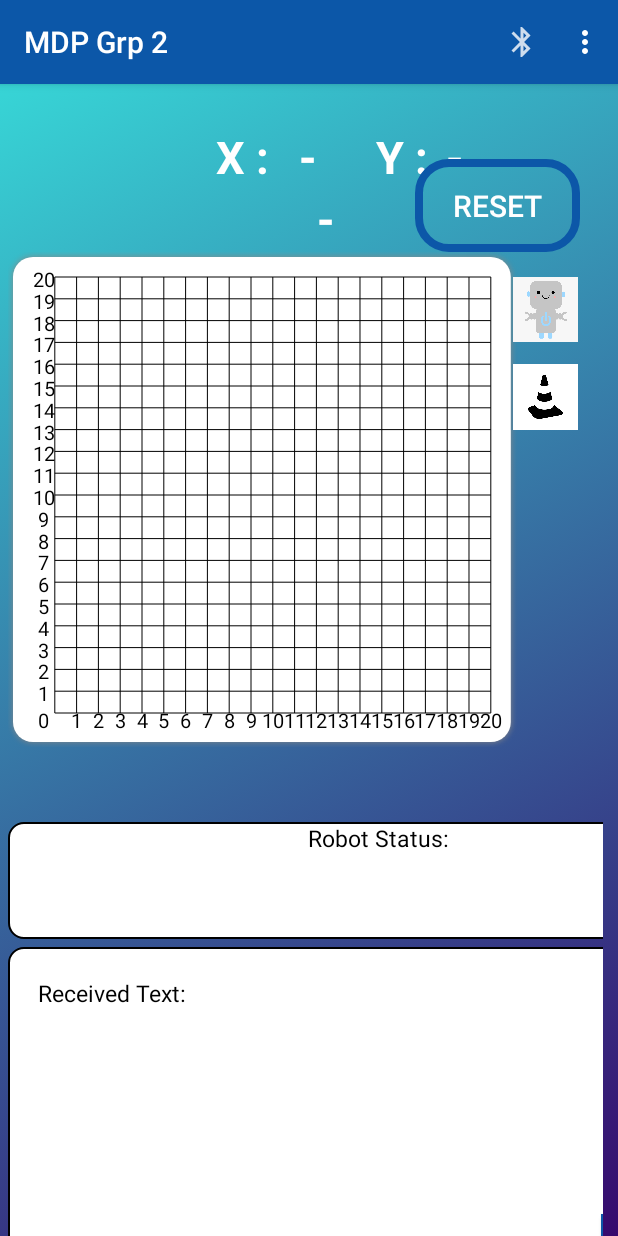
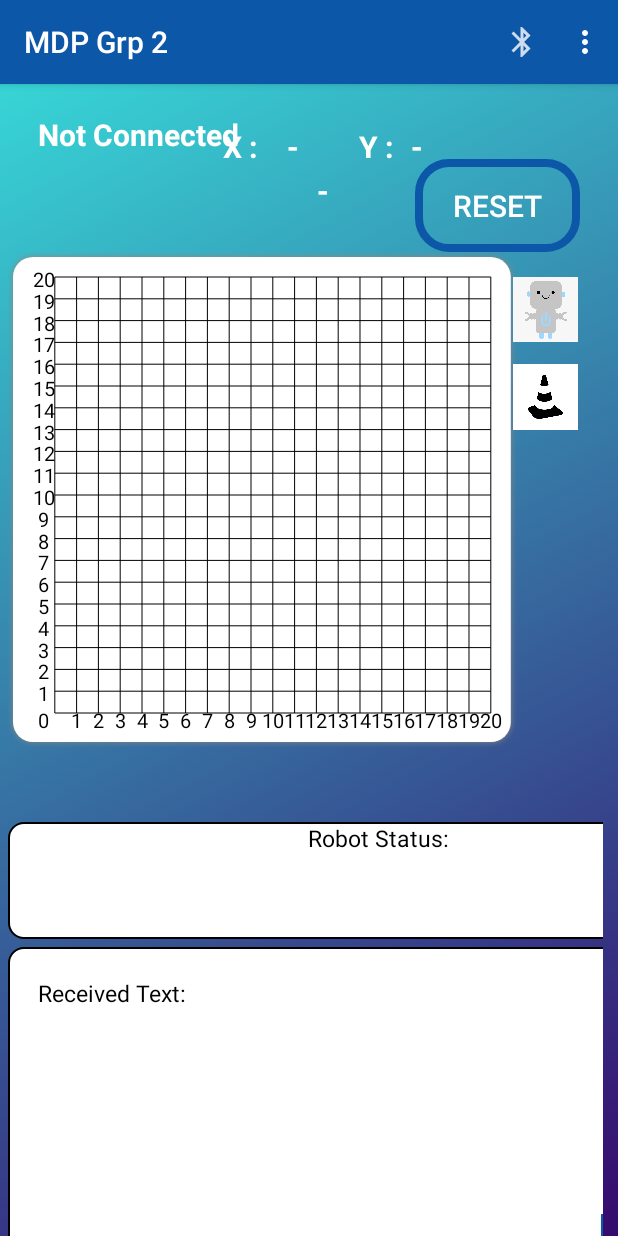
Before and after one commit to raiseu/grp2-android, an Android app: the screen it shows after launch (MainActivity), on a phone screen of 412 x 824 dp. Run offline under Robolectric (Android 15) with nearby library versions, the phone set to English and light mode, and no system bars.

```diff
--- a/app/src/main/java/com/example/mdpgrp2/bluetoothchat/BluetoothChatFragment.java
+++ b/app/src/main/java/com/example/mdpgrp2/bluetoothchat/BluetoothChatFragment.java
@@ -104,6 +104,7 @@ public class BluetoothChatFragment extends Fragment {
         FragmentActivity activity = getActivity();
         if (mBluetoothAdapter == null && activity != null) {
             Toast.makeText(activity, "Bluetooth is not available", Toast.LENGTH_SHORT).show();
+
             activity.finish();
         }
     }
--- a/app/src/main/res/layout/activity_main.xml
+++ b/app/src/main/res/layout/activity_main.xml
@@ -27,6 +27,19 @@
             tools:context=".MainActivity"
             tools:ignore="MissingConstraints">
 
+            <TextView
+                android:id="@+id/bluetoothTV"
+                android:layout_width="wrap_content"
+                android:layout_height="wrap_content"
+                android:text="@string/title_not_connected"
+                android:textColor="@color/white"
+                android:textStyle="bold"
+                android:textSize="20sp"
+                app:layout_constraintLeft_toLeftOf="parent"
+                app:layout_constraintTop_toTopOf="parent"
+                android:layout_marginLeft="20dp"
+                android:layout_marginTop="20dp"
+                />
 
             <TextView
                 android:id="@+id/textViewX"
@@ -35,7 +48,7 @@
                 android:layout_marginTop="28dp"
                 android:text="@string/x"
                 android:textColor="@color/white"
-                android:textSize="30sp"
+                android:textSize="20sp"
                 android:textStyle="bold"
                 app:layout_constraintHorizontal_bias="0.383"
                 app:layout_constraintLeft_toLeftOf="parent"
@@ -50,7 +63,7 @@
                 android:layout_marginTop="28dp"
                 android:text="-"
                 android:textColor="@color/white"
-                android:textSize="30sp"
+                android:textSize="20sp"
                 android:textStyle="bold"
                 app:layout_constraintLeft_toRightOf="@id/textViewX"
                 app:layout_constraintTop_toTopOf="parent" />
@@ -79,7 +92,7 @@
                 android:layout_marginTop="28dp"
                 android:text="@string/y"
                 android:textColor="@color/white"
-                android:textSize="30sp"
+                android:textSize="20sp"
                 android:textStyle="bold"
                 app:layout_constraintLeft_toRightOf="@id/txtX"
                 app:layout_constraintTop_toTopOf="parent" />
@@ -93,7 +106,7 @@
                 android:layout_marginTop="28dp"
                 android:text="-"
                 android:textColor="@color/white"
-                android:textSize="30sp"
+                android:textSize="20sp"
                 android:textStyle="bold"
 
                 app:layout_constraintLeft_toRightOf="@id/textViewY"
@@ -104,20 +117,21 @@
                 android:layout_width="wrap_content"
                 android:layout_height="wrap_content"
                 android:layout_gravity="center"
-                android:layout_marginStart="32dp"
+                android:layout_marginStart="40dp"
+                android:layout_marginTop="30dp"
                 android:text="-"
                 android:textColor="@color/white"
-                android:textSize="30sp"
+                android:textSize="20sp"
                 android:textStyle="bold"
                 app:layout_constraintBottom_toTopOf="@+id/map"
                 app:layout_constraintStart_toEndOf="@+id/textViewX"
-                app:layout_constraintTop_toTopOf="parent"
-                app:layout_constraintVertical_bias="0.971" />
+                app:layout_constraintTop_toTopOf="parent" />
 
             <com.example.mdpgrp2.MapGrid
                 android:id="@+id/map"
                 android:layout_width="match_parent"
                 android:layout_height="0dp"
+
                 app:layout_constraintDimensionRatio="1.2:1"
                 app:layout_constraintStart_toStartOf="parent"
                 app:layout_constraintTop_toBottomOf="@id/reset" />
```
